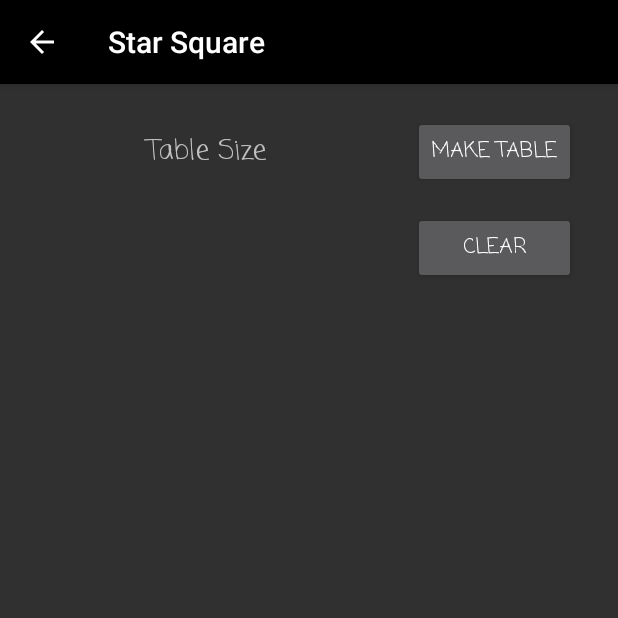
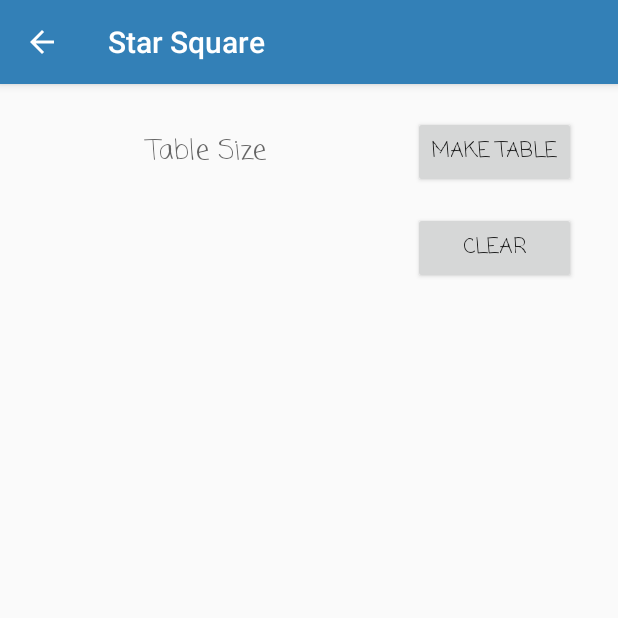
Before and after one commit to JavaCafe01/DailyWarmups, an Android app: the screen it shows after launch (StarsquareActivity), after a tap on "Star Square", on a phone screen of 412 x 824 dp, the top half of it. Run offline under Robolectric (Android 15) with nearby library versions, the phone set to English and light mode, and no system bars; libraries missing offline, so code that uses them is left out: me.drakeet.multitype, me.drakeet.support.

Commit message:
fixed theme

```diff
--- a/app/build.gradle
+++ b/app/build.gradle
@@ -7,8 +7,8 @@ android {
         minSdkVersion 15
         targetSdkVersion 26
 
-        versionCode 37
-        versionName "14.2-alpha"
+        versionCode 39
+        versionName "14.4-alpha"
 
         testInstrumentationRunner "android.support.test.runner.AndroidJUnitRunner"
 
--- a/app/src/main/AndroidManifest.xml
+++ b/app/src/main/AndroidManifest.xml
@@ -11,7 +11,7 @@
         android:label="@string/app_name"
         android:roundIcon="@mipmap/ic_launcher_round"
         android:supportsRtl="true"
-        android:theme="@style/DarkTheme">
+        android:theme="@style/AppTheme">
 
         <!-- Main Page -->
         <activity android:name=".LayoutActivity">
--- a/app/src/main/java/com/gsnathan/dailywarmups/LayoutActivity.java
+++ b/app/src/main/java/com/gsnathan/dailywarmups/LayoutActivity.java
@@ -12,6 +12,9 @@ import android.view.View;
 import android.widget.Toast;
 
 import java.util.ArrayList;
+
+import static android.app.UiModeManager.MODE_NIGHT_NO;
+import static android.app.UiModeManager.MODE_NIGHT_YES;
 
 
 public class LayoutActivity extends AppCompatActivity {
@@ -53,6 +56,7 @@ public class LayoutActivity extends AppCompatActivity {
                                                                               @Override
                                                                               public void onItemClick(int position, View v) {
                                                                                   Log.i(LOG_TAG, " Clicked on Item " + position);
+                                                                                  AboutActivity about = new AboutActivity();
                                                                                   switch (position) {
                                                                                       case 0:
                                                                                           Intent intent = new Intent(getApplicationContext(), StarsquareActivity.class);
--- a/app/src/main/res/values/styles.xml
+++ b/app/src/main/res/values/styles.xml
@@ -1,15 +1,12 @@
 <resources>
 
     <!-- Base application theme. -->
-    <style name="AppTheme" parent="Theme.AppCompat">
+    <style name="AppTheme" parent="Theme.AppCompat.Light.DarkActionBar">
         <!-- Customize your theme here. -->
-        <item name="android:windowLightStatusBar">true</item>
         <item name="colorPrimary">@color/colorPrimary</item>
         <item name="colorPrimaryDark">@color/colorPrimary</item>
         <item name="colorAccent">@color/colorBlueAccent</item>
     </style>
-
-
 
     <style name="LightTheme" parent="Theme.AppCompat.Light">
         <!-- Customize your theme here. -->
@@ -30,8 +27,6 @@
         <item name="colorPrimary">@color/colorPrimary</item>
         <item name="colorPrimaryDark">@color/colorPrimaryDark</item>
         <item name="colorAccent">@android:color/black</item>
-
-
     </style>
 
 
```
Also changed, not shown: app/src/main/java/com/gsnathan/dailywarmups/AboutActivity.java (+17 -1 lines), 2 other files.
